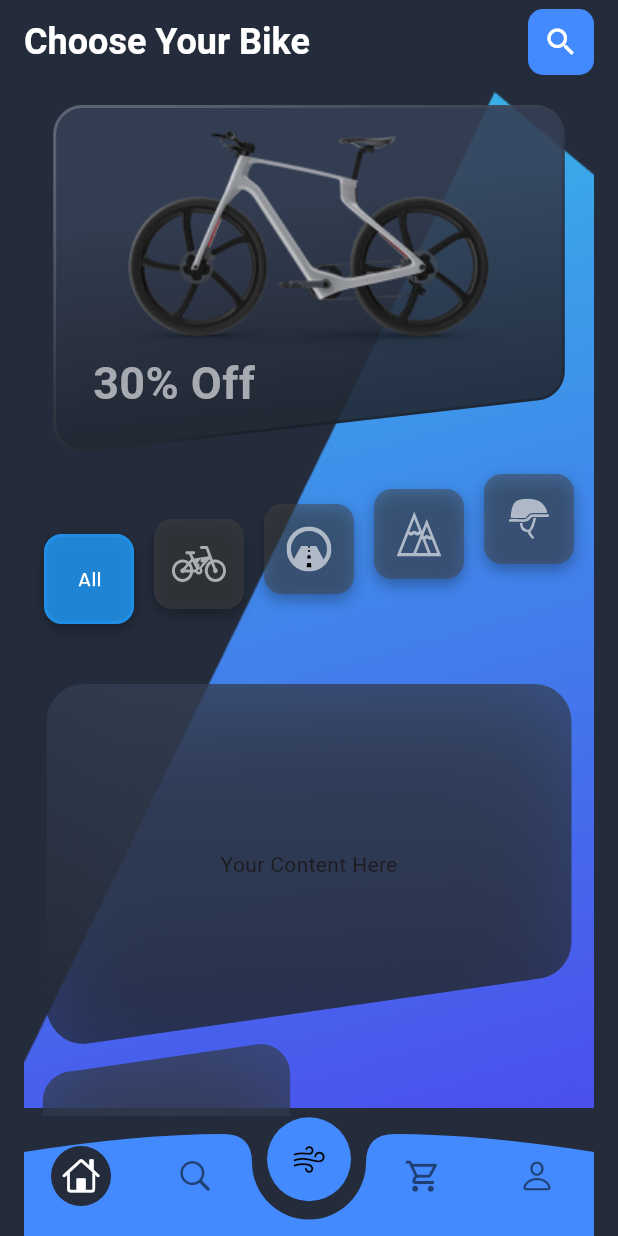
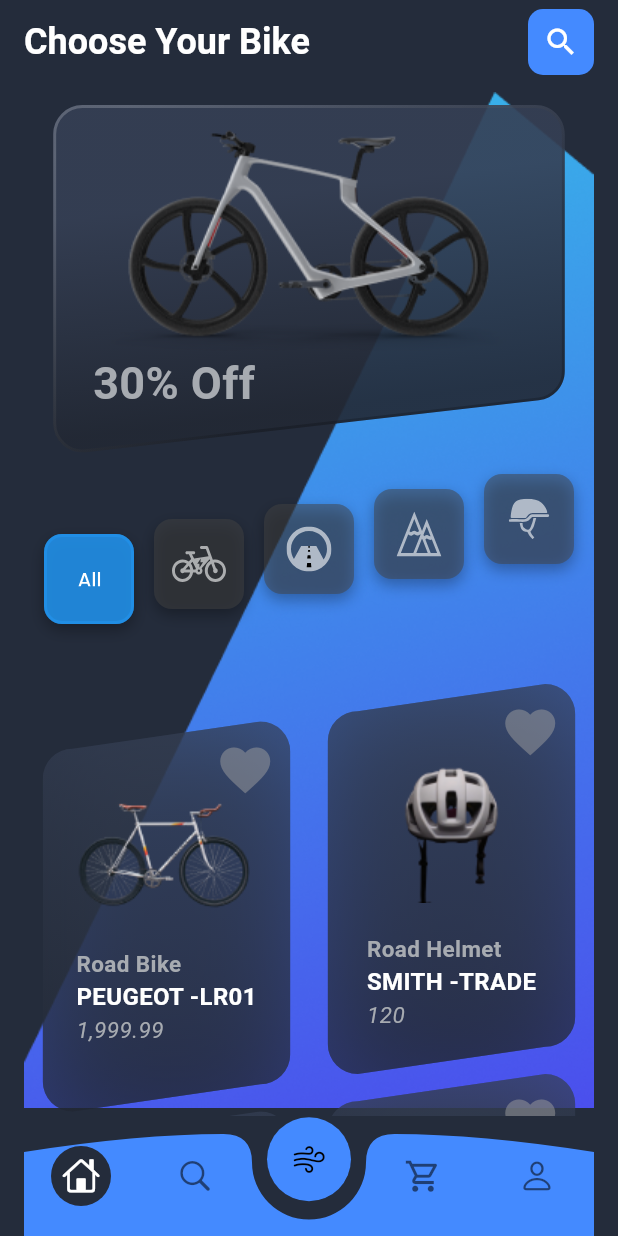
Before and after one commit to tienluan02/online_bicycle_shop, a Flutter app: the screen it shows after launch, on a phone screen of 412 x 824 dp. Run offline on Flutter 3.47's test engine with Material 3 defaults, Android fonts, the phone set to English and light mode, and no system bars; drawn by our look-alikes of like_button; our stand-ins replace flutter_svg.

Commit message:
finish the real item container

```diff
--- a/online_bicycle_shop_app/lib/Screen/discover.dart
+++ b/online_bicycle_shop_app/lib/Screen/discover.dart
@@ -162,20 +162,19 @@ class _DiscoverState extends State<Discover> {
                         ),
                       ],
                     ),
-                    CreatePrimaryContainer(child: Text('thu')),
+                    // CreatePrimaryContainer(child: Text('thu')),
                     Row(
                       children: [
                         Expanded(
                           child: Column(
                             children: [
-                              CreateItemContainer(child: Text('test')),
-                              ItemContainer(
+                              CreateItemContainer(
                                 itemImagePath: 'images/white_bike.png',
                                 itemType: 'Road Bike',
                                 itemName: 'PEUGEOT -LR01',
                                 itemPrice: '1,999.99',
                               ),
-                              ItemContainer(
+                              CreateItemContainer(
                                 itemImagePath: 'images/black_bike.png',
                                 itemType: 'Road Bike',
                                 itemName: 'PEUGEOT -LR02',
@@ -189,13 +188,13 @@ class _DiscoverState extends State<Discover> {
                             padding: const EdgeInsets.only(bottom: 50.0),
                             child: Column(
                               children: [
-                                ItemContainer(
+                                CreateItemContainer(
                                     itemImagePath: 'images/helmet.png',
                                     itemType: 'Road Helmet',
                                     itemName: 'SMITH -TRADE',
                                     itemPrice: 120.toString(),
                                 ),
-                                ItemContainer(
+                                CreateItemContainer(
                                   itemImagePath: 'images/primary_bike.png',
                                   itemType: 'Road Bike',
                                   itemName: 'PEUGEOT - LR03',
--- a/online_bicycle_shop_app/lib/components/item_container.dart
+++ b/online_bicycle_shop_app/lib/components/item_container.dart
@@ -1,11 +1,10 @@
 import 'package:flutter/material.dart';
-import 'package:flutter_svg/svg.dart';
 import 'constant.dart';
 import 'like_button.dart';
 
-class ItemContainer extends StatefulWidget {
-
-  const ItemContainer({super.key,
+class CreateItemContainer extends StatefulWidget {
+  const CreateItemContainer(
+      {super.key,
       required this.itemImagePath,
       required this.itemType,
       required this.itemName,
@@ -17,43 +16,56 @@ class ItemContainer extends StatefulWidget {
   final String itemPrice;
 
   @override
-  State<ItemContainer> createState() => _ItemContainerState();
+  State<CreateItemContainer> createState() => _CreateItemContainerState();
 }
 
-class _ItemContainerState extends State<ItemContainer> {
+class _CreateItemContainerState extends State<CreateItemContainer> {
   @override
   Widget build(BuildContext context) {
     return Stack(
       children: [
-        Container(
-          width: 300,
+        ClipPath(
+          clipper: TrapeziumItemClipper(),
+          child: RawMaterialButton(
+            onPressed: () {},
+            child: Container(
+              width: 165,
               height: 260,
-          child: Padding(
-            padding: const EdgeInsets.only(left: 8.0),
-            child: RawMaterialButton(
-              onPressed: () {
-                setState(() {
-
-                });
-              },
-              child: OverflowBox(
-                maxWidth: 400,
-                maxHeight: 400,
-                child: Padding(
-                  padding: const EdgeInsets.only(left: 30),
-                  child: SvgPicture.asset(
-                    'images/item_background.svg',
+              decoration: BoxDecoration(
+                gradient: const LinearGradient(
+                  begin: Alignment.topCenter,
+                  end: Alignment.bottomCenter,
+                  colors: [
+                    Color(0x99353F54),
+                    Color(0x99222834),
+                  ],
                 ),
+                borderRadius: BorderRadius.circular(10),
+                border: Border.all(
+                  width: 2,
+                  color: Colors.transparent,
                 ),
+                boxShadow: const [
+                  BoxShadow(
+                    color: Color(0x9910141C),
+                    blurRadius: 60,
+                    spreadRadius: 0,
+                    offset: Offset(0, 20),
                   ),
+                  BoxShadow(
+                    color: Color(0x803B475F),
+                    blurRadius: 60,
+                    spreadRadius: 0,
+                    offset: Offset(0, -20),
                   ),
+                ],
               ),
-        ),
-        Column(
+              child: Column(
                 children: [
                   const Padding(
                     padding: EdgeInsets.only(left: 95, top: 10),
-                child: CustomLikeButton()),
+                    child: CustomLikeButton(),
+                  ),
                   Image.asset(widget.itemImagePath),
                   const SizedBox(
                     height: 20,
@@ -78,58 +90,10 @@ class _ItemContainerState extends State<ItemContainer> {
                   ),
                 ],
               ),
-      ],
-    );
-  }
-}
-
-class CreateItemContainer extends StatefulWidget {
-  const CreateItemContainer({super.key, required this.child});
-
-  final Widget child;
-
-  @override
-  State<CreateItemContainer> createState() => _CreateItemContainerState();
-}
-class _CreateItemContainerState extends State<CreateItemContainer> {
-  @override
-  Widget build(BuildContext context) {
-    return ClipPath(
-      clipper: TrapeziumItemClipper(),
-      child: Container(
-        width: 165,
-          height: 260,
-        decoration: BoxDecoration(
-      gradient: LinearGradient(
-      begin: Alignment.topCenter,
-        end: Alignment.bottomCenter,
-        colors: [
-          Color(0x99353F54),
-          Color(0x99222834),
-        ],
             ),
-      borderRadius: BorderRadius.circular(10),
-      border: Border.all(
-        width: 2,
-        color: Colors.transparent,
           ),
-      boxShadow: [
-        BoxShadow(
-          color: Color(0x9910141C),
-          blurRadius: 60,
-          spreadRadius: 0,
-          offset: Offset(0, 20),
-        ),
-        BoxShadow(
-          color: Color(0x803B475F),
-          blurRadius: 60,
-          spreadRadius: 0,
-          offset: Offset(0, -20),
         ),
       ],
-    ),
-        child: Center(child: widget.child),
-      ),
     );
   }
 }
@@ -141,15 +105,21 @@ class TrapeziumItemClipper extends CustomClipper<Path> {
 
     Path path = Path();
 
-    path.moveTo(radius, size.height * 0.07); // Start from the top-left with a radius
+    path.moveTo(
+        radius, size.height * 0.07); // Start from the top-left with a radius
     path.lineTo(size.width - radius, 0); // Top-right point before rounding
-    path.arcToPoint(Offset(size.width, radius), radius: Radius.circular(radius)); // Top-right corner rounding
-    path.lineTo(size.width, size.height * 0.93 - radius); // Right side straight line
-    path.arcToPoint(Offset(size.width - radius, size.height * 0.93), radius: Radius.circular(radius)); // Bottom-right corner rounding
+    path.arcToPoint(Offset(size.width, radius),
+        radius: Radius.circular(radius)); // Top-right corner rounding
+    path.lineTo(
+        size.width, size.height * 0.93 - radius); // Right side straight line
+    path.arcToPoint(Offset(size.width - radius, size.height * 0.93),
+        radius: Radius.circular(radius)); // Bottom-right corner rounding
     path.lineTo(radius, size.height); // Bottom-left point
-    path.arcToPoint(Offset(0, size.height - radius), radius: Radius.circular(radius)); // Bottom-left corner rounding
-    path.lineTo(0, radius+ size.height * 0.07); // Left side straight line
-    path.arcToPoint(Offset(radius, size.height * 0.07), radius: Radius.circular(radius)); // Top-left corner rounding
+    path.arcToPoint(Offset(0, size.height - radius),
+        radius: Radius.circular(radius)); // Bottom-left corner rounding
+    path.lineTo(0, radius + size.height * 0.07); // Left side straight line
+    path.arcToPoint(Offset(radius, size.height * 0.07),
+        radius: Radius.circular(radius)); // Top-left corner rounding
 
     return path;
   }
```
Lines whose indentation alone changed are shown as unchanged.
